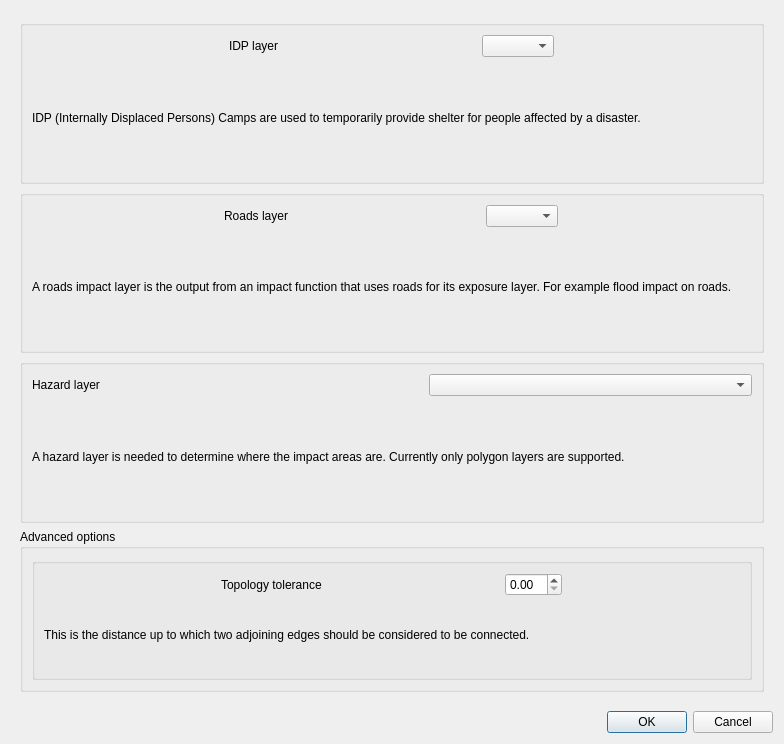
Before: the Qt Designer form safe/routing/gui/routing_dialog_base.ui in inasafe/inasafe, drawn with Qt 5.
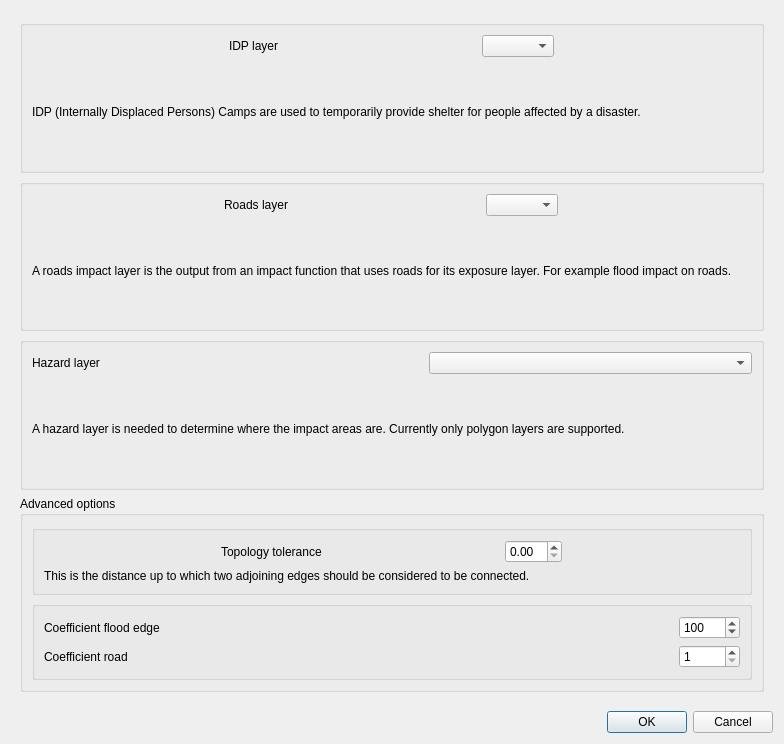
After: the same form once the commit is applied.

Diff of the .ui file:
```diff
--- a/safe/routing/gui/routing_dialog_base.ui
+++ b/safe/routing/gui/routing_dialog_base.ui
@@ -313,6 +313,87 @@
             </layout>
            </widget>
           </item>
+          <item>
+           <widget class="QGroupBox" name="groupBox_6">
+            <property name="title">
+             <string/>
+            </property>
+            <layout class="QVBoxLayout" name="verticalLayout_8">
+             <item>
+              <layout class="QHBoxLayout" name="horizontalLayout_5">
+               <item>
+                <widget class="QLabel" name="label_9">
+                 <property name="sizePolicy">
+                  <sizepolicy hsizetype="Ignored" vsizetype="Preferred">
+                   <horstretch>0</horstretch>
+                   <verstretch>0</verstretch>
+                  </sizepolicy>
+                 </property>
+                 <property name="text">
+                  <string>Coefficient flood edge</string>
+                 </property>
+                </widget>
+               </item>
+               <item>
+                <widget class="QSpinBox" name="spin_flood_edge">
+                 <property name="sizePolicy">
+                  <sizepolicy hsizetype="Maximum" vsizetype="Fixed">
+                   <horstretch>0</horstretch>
+                   <verstretch>0</verstretch>
+                  </sizepolicy>
+                 </property>
+                 <property name="minimum">
+                  <number>1</number>
+                 </property>
+                 <property name="maximum">
+                  <number>10000</number>
+                 </property>
+                 <property name="singleStep">
+                  <number>50</number>
+                 </property>
+                 <property name="value">
+                  <number>100</number>
+                 </property>
+                </widget>
+               </item>
+              </layout>
+             </item>
+             <item>
+              <layout class="QHBoxLayout" name="horizontalLayout_6">
+               <item>
+                <widget class="QLabel" name="label_10">
+                 <property name="sizePolicy">
+                  <sizepolicy hsizetype="Minimum" vsizetype="Preferred">
+                   <horstretch>0</horstretch>
+                   <verstretch>0</verstretch>
+                  </sizepolicy>
+                 </property>
+                 <property name="text">
+                  <string>Coefficient road</string>
+                 </property>
+                </widget>
+               </item>
+               <item>
+                <widget class="QSpinBox" name="spin_road">
+                 <property name="sizePolicy">
+                  <sizepolicy hsizetype="Maximum" vsizetype="Fixed">
+                   <horstretch>0</horstretch>
+                   <verstretch>0</verstretch>
+                  </sizepolicy>
+                 </property>
+                 <property name="minimum">
+                  <number>1</number>
+                 </property>
+                 <property name="maximum">
+                  <number>10000</number>
+                 </property>
+                </widget>
+               </item>
+              </layout>
+             </item>
+            </layout>
+           </widget>
+          </item>
          </layout>
         </widget>
        </item>
```
